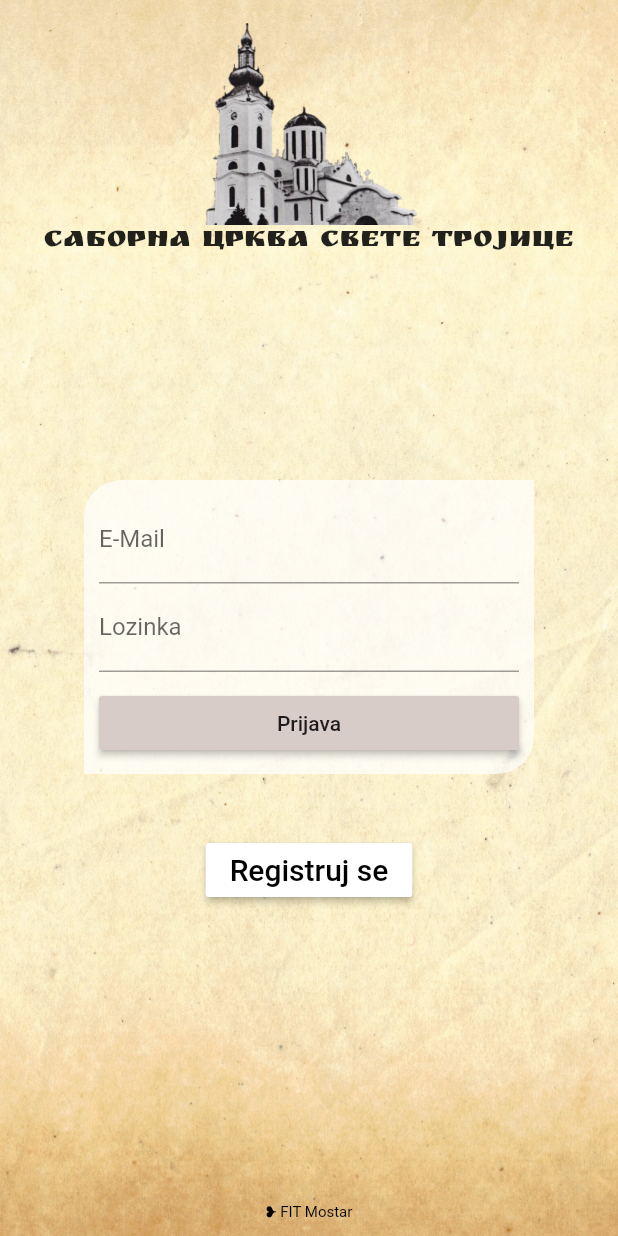
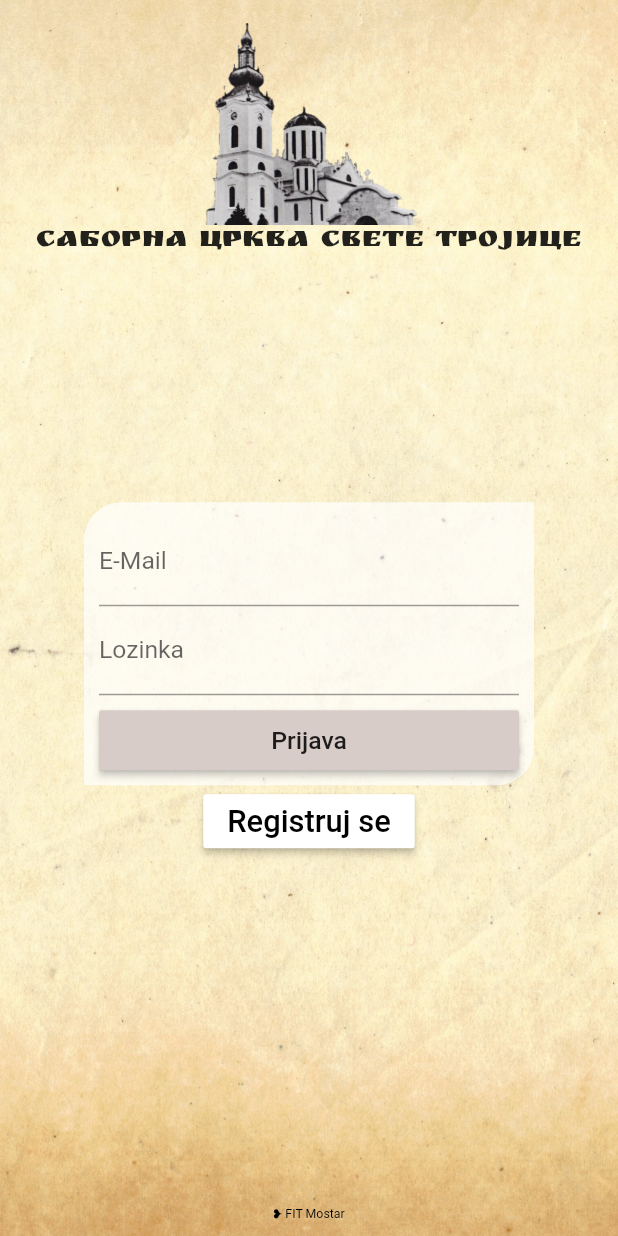
Before and after one commit to babaic/church_MOBILE, a Flutter app: the screen it shows after launch, on a phone screen of 412 x 824 dp. Run offline on Flutter 3.47's test engine with Material 2 defaults, Android fonts, the phone set to English and light mode, and no system bars; our stand-ins replace carousel_slider, cloud_firestore, device_preview, shared_preferences; missing offline and left inert: dart:ffi, onesignal_flutter; accounts and stored records are empty.

Commit message:
make it responsive

```diff
--- a/lib/main.dart
+++ b/lib/main.dart
@@ -1,3 +1,4 @@
+import 'package:device_preview/device_preview.dart';
 import 'package:flutter/material.dart';
 import 'package:flutter_localizations/flutter_localizations.dart';
 import 'package:onesignal_flutter/onesignal_flutter.dart';
@@ -30,7 +31,10 @@ import 'screens/obred_konverzacija.dart';
 import 'screens/obred_zahtjevi_screen.dart';
 
 void main() {
-  runApp(MyApp());
+  runApp(DevicePreview(
+    enabled: false,
+    builder: (context) => MyApp(),
+  ));
 }
 
 class MyApp extends StatefulWidget {
--- a/lib/screens/auth_screen.dart
+++ b/lib/screens/auth_screen.dart
@@ -69,6 +69,8 @@ class _AuthScreenState extends State<AuthScreen> {
   @override
   Widget build(BuildContext context) {
     final deviceSize = MediaQuery.of(context).size;
+    print(deviceSize.width);
+    print(deviceSize.height);
     return SafeArea(
       child: Scaffold(
         resizeToAvoidBottomInset: false,
@@ -76,8 +78,8 @@ class _AuthScreenState extends State<AuthScreen> {
           alignment: Alignment.topCenter,
           children: [
             Container(
-              width: MediaQuery.of(context).size.width,
-              height: MediaQuery.of(context).size.height,
+              width: double.infinity,
+              height: double.infinity,
               child: Image.asset(
                 'assets/images/paper.jpg',
                 fit: BoxFit.cover,
@@ -97,13 +99,13 @@ class _AuthScreenState extends State<AuthScreen> {
                   child: Text(
                     'Саборна црква Свете Тројице',
                     style: TextStyle(
-                        fontFamily: 'RuslanDisplay-Regular', fontSize: 20),
+                        fontFamily: 'RuslanDisplay-Regular', fontSize: deviceSize.height * 0.025),
                   ),
                 )
               ],
             ),
             Container(
-              padding: EdgeInsets.only(top: 100),
+              padding: EdgeInsets.only(top: deviceSize.height * 0.10),
               height: deviceSize.height,
               width: deviceSize.width,
               child: Column(
@@ -125,7 +127,8 @@ class _AuthScreenState extends State<AuthScreen> {
                       child: Column(
                         children: [
                           TextFormField(
-                            decoration: InputDecoration(labelText: 'E-Mail'),
+                            style: TextStyle(fontSize: deviceSize.height * 0.020),
+                            decoration: InputDecoration(labelText: 'E-Mail', errorStyle: TextStyle(fontSize: deviceSize.height * 0.010)),
                             keyboardType: TextInputType.emailAddress,
                             validator: (value) {
                               if (value.isEmpty || !value.contains('@')) {
@@ -138,7 +141,8 @@ class _AuthScreenState extends State<AuthScreen> {
                           ),
                           if (_authMode == AuthMode.Signup)
                             TextFormField(
-                              decoration: InputDecoration(labelText: 'Ime'),
+                              style: TextStyle(fontSize: deviceSize.height * 0.020,),
+                              decoration: InputDecoration(labelText: 'Ime', errorStyle: TextStyle(fontSize: deviceSize.height * 0.010)),
                               validator: (value) {
                                 if (value.isEmpty) {
                                   return 'Unesite Vaše ime';
@@ -148,7 +152,8 @@ class _AuthScreenState extends State<AuthScreen> {
                             ),
                           if (_authMode == AuthMode.Signup)
                             TextFormField(
-                              decoration: InputDecoration(labelText: 'Prezime'),
+                              style: TextStyle(fontSize: deviceSize.height * 0.020),
+                              decoration: InputDecoration(labelText: 'Prezime', errorStyle: TextStyle(fontSize: deviceSize.height * 0.010)),
                               validator: (value) {
                                 if (value.isEmpty) {
                                   return 'Unesite Vaše prezime';
@@ -157,8 +162,9 @@ class _AuthScreenState extends State<AuthScreen> {
                               onSaved: (value) => _authData['prezime'] = value,
                             ),
                           TextFormField(
+                            style: TextStyle(fontSize: deviceSize.height * 0.020),
                             controller: _passwordController,
-                            decoration: InputDecoration(labelText: 'Lozinka'),
+                            decoration: InputDecoration(labelText: 'Lozinka', errorStyle: TextStyle(fontSize: deviceSize.height * 0.010)),
                             obscureText: true,
                             validator: (value) {
                               if (value.isEmpty) {
@@ -171,9 +177,10 @@ class _AuthScreenState extends State<AuthScreen> {
                           ),
                           if (_authMode == AuthMode.Signup)
                             TextFormField(
+                              style: TextStyle(fontSize: deviceSize.height * 0.020),
                               enabled: _authMode == AuthMode.Signup,
                               decoration:
-                                  InputDecoration(labelText: 'Potvrdi lozinku'),
+                                  InputDecoration(labelText: 'Potvrdi lozinku', errorStyle: TextStyle(fontSize: deviceSize.height * 0.010)),
                               obscureText: true,
                               validator: _authMode == AuthMode.Signup
                                   ? (value) {
@@ -185,12 +192,13 @@ class _AuthScreenState extends State<AuthScreen> {
                             ),
                           Container(
                             width: double.infinity,
+                            height: 50,
                             padding: EdgeInsets.only(top: 10),
                             child: RaisedButton(
                               color: Theme.of(context).primaryColorLight,
                               child: Text(_authMode == AuthMode.Login
                                   ? 'Prijava'
-                                  : 'Registracija'),
+                                  : 'Registracija', style: TextStyle(fontSize: deviceSize.height * 0.020)),
                               onPressed: () => submitForm(_authMode),
                             ),
                           ),
@@ -205,7 +213,7 @@ class _AuthScreenState extends State<AuthScreen> {
                         _authMode == AuthMode.Login
                             ? 'Registruj se'
                             : 'Prijavi se',
-                        style: TextStyle(color: Colors.black, fontSize: 20),
+                        style: TextStyle(color: Colors.black, fontSize: deviceSize.height * 0.025),
                       ),
                       onPressed: () {
                         setState(() {
@@ -215,12 +223,12 @@ class _AuthScreenState extends State<AuthScreen> {
                         });
                       },
                     ),
-                    padding: EdgeInsets.only(top: 40),
+                    //padding: EdgeInsets.only(top: 40),
                   ),
                 ],
               ),
             ),
-            Positioned(child: Text('❥ FIT Mostar', style: TextStyle(color: Colors.black, fontSize: 10),), bottom: 10,)
+            Positioned(child: Text('❥ FIT Mostar', style: TextStyle(color: Colors.black, fontSize: deviceSize.height * 0.010),), bottom: 10,)
           ],
         ),
       ),
--- a/lib/screens/novosti_details_screen.dart
+++ b/lib/screens/novosti_details_screen.dart
@@ -46,7 +46,7 @@ class NovostiDetailsScreen extends StatelessWidget {
       ),
       body: Container(
         padding: EdgeInsets.all(10),
-        width: deviceSize.width,
+        width: double.infinity,
         child: Card(
           child: Padding(
             padding: const EdgeInsets.all(8.0),
--- a/lib/screens/obavijesti_details_screen.dart
+++ b/lib/screens/obavijesti_details_screen.dart
@@ -39,7 +39,7 @@ class ObavijestiDetailsScreen extends StatelessWidget {
       ),
       body: Container(
         padding: EdgeInsets.all(10),
-        width: deviceSize.width,
+        width: double.infinity,
         child: Card(
           child: Padding(
             padding: const EdgeInsets.all(8.0),
--- a/pubspec.yaml
+++ b/pubspec.yaml
@@ -33,6 +33,7 @@ dependencies:
   flutter_localizations:
     sdk: flutter
   url_launcher: ^5.0.2
+  device_preview: ^0.4.4
 
 
   # The following adds the Cupertino Icons font to your application.
```
Also changed, not shown: lib/screens/home_screen.dart (+7 -9 lines), lib/screens/obred_zahtjevi_screen.dart (+7 -6 lines), lib/widgets/novosti_post.dart (+18 -6 lines), lib/widgets/obavijesti_post.dart (+25 -10 lines), pubspec.lock.
